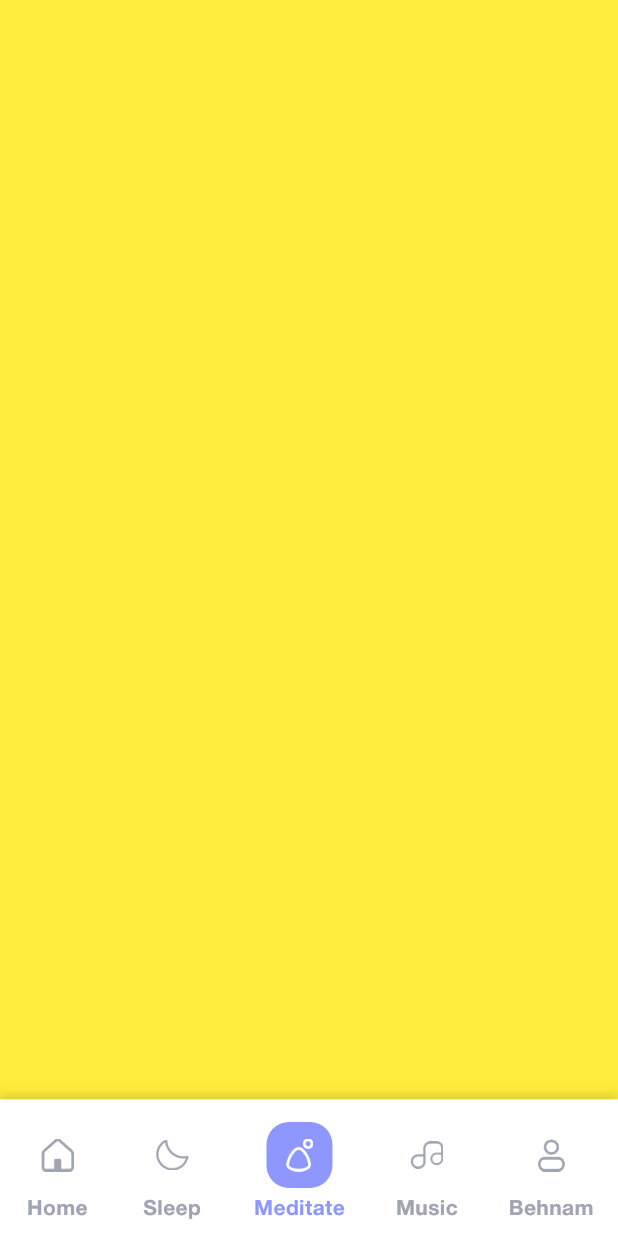
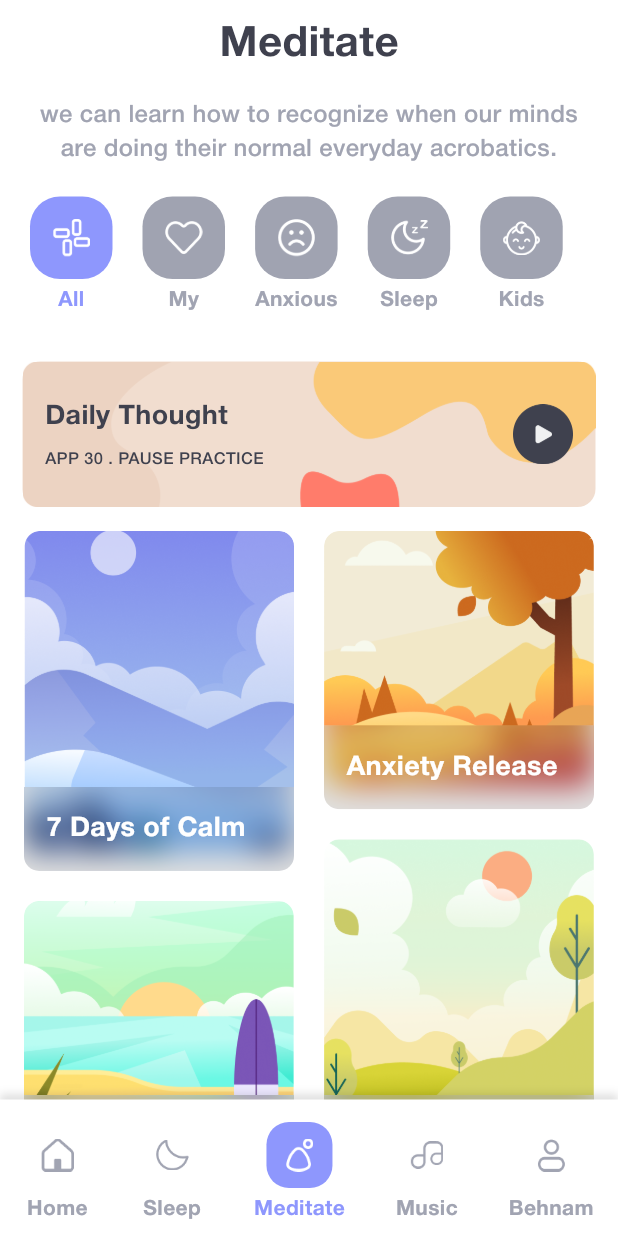
Before and after one commit to soltani-ard/Meditation-UI, a Flutter app: the MainTabViewScreen screen opened directly, item 3 of the bottom bar chosen, on a phone screen of 412 x 824 dp. Run offline on Flutter 3.47's test engine with Material 3 defaults, Android fonts, the phone set to English and light mode, and no system bars; our stand-ins replace flutter_svg.

Commit message:
Meditate Tab Screen UI Designed

```diff
--- a/lib/screens/main_tab_view/main_tab_view_screen.dart
+++ b/lib/screens/main_tab_view/main_tab_view_screen.dart
@@ -1,6 +1,7 @@
 import 'package:flutter/material.dart';
 import 'package:meditation_ui/common/widgets/tab_button.dart';
 import 'package:meditation_ui/screens/home/home_screen.dart';
+import 'package:meditation_ui/screens/meditate/meditate_screen.dart';
 import 'package:meditation_ui/utils/constants/image_strings.dart';
 import 'package:meditation_ui/utils/constants/strings.dart';
 
@@ -43,9 +44,7 @@ class _MainTabViewScreenState extends State<MainTabViewScreen>
           Container(
             color: Colors.greenAccent,
           ),
-          Container(
-            color: Colors.yellow,
-          ),
+          const MeditateScreen(),
           Container(
             color: Colors.red,
           ),
--- /dev/null
+++ b/lib/screens/meditate/meditate_screen.dart
@@ -0,0 +1,269 @@
+import 'dart:ui';
+
+import 'package:flutter/material.dart';
+import 'package:flutter_staggered_grid_view/flutter_staggered_grid_view.dart';
+import 'package:meditation_ui/screens/home/reminders_screen.dart';
+import 'package:meditation_ui/utils/constants/colors.dart';
+import 'package:meditation_ui/utils/constants/image_strings.dart';
+import 'package:meditation_ui/utils/constants/strings.dart';
+import 'package:meditation_ui/utils/extensions/extensions.dart';
+
+class MeditateScreen extends StatefulWidget {
+  const MeditateScreen({super.key});
+
+  @override
+  State<MeditateScreen> createState() => _MeditateScreenState();
+}
+
+class _MeditateScreenState extends State<MeditateScreen> {
+  int selectedIndex = 0;
+  List catArr = [
+    {"icon": TImages.meditationAllIcon, "title": "All"},
+    {"icon": TImages.meditationFavIcon, "title": "My"},
+    {"icon": TImages.meditationAnxiousIcon, "title": "Anxious"},
+    {"icon": TImages.meditationSleepBtn, "title": "Sleep"},
+    {"icon": TImages.meditationKidsIcon, "title": "Kids"},
+  ];
+
+  List dataArr = [
+    {
+      "image": TImages.meditation1,
+      "title": "7 Days of Calm",
+    },
+    {
+      "image": TImages.meditation2,
+      "title": "Anxiety Release",
+    },
+    {"image": TImages.meditation4, "title": "Reduce Anxiety"},
+    {
+      "image": TImages.meditation3,
+      "title": "Happiness",
+    }
+  ];
+
+  @override
+  Widget build(BuildContext context) {
+    return Scaffold(
+      body: SingleChildScrollView(
+          child: Column(
+        children: [
+          SafeArea(
+            bottom: false,
+            child: Padding(
+              padding: const EdgeInsets.symmetric(horizontal: 20, vertical: 10),
+              child: Column(
+                crossAxisAlignment: CrossAxisAlignment.center,
+                children: [
+                  Text(
+                    TTexts.meditate,
+                    style: TextStyle(
+                      color: TColors.primaryText,
+                      fontSize: 28,
+                      fontWeight: FontWeight.w700,
+                    ),
+                  ),
+                  const SizedBox(
+                    height: 15,
+                  ),
+                  Text(
+                    TTexts.meditateSubTitle,
+                    textAlign: TextAlign.center,
+                    style: TextStyle(
+                      color: TColors.secondaryText,
+                      fontSize: 16,
+                    ),
+                  ),
+                ],
+              ),
+            ),
+          ),
+          SizedBox(
+            height: 120,
+            child: ListView.separated(
+              scrollDirection: Axis.horizontal,
+              itemCount: catArr.length,
+              padding: const EdgeInsets.symmetric(horizontal: 20, vertical: 10),
+              itemBuilder: (context, index) {
+                var cObj = catArr[index];
+                return InkWell(
+                  onTap: () {
+                    selectedIndex = index;
+                    setState(() {});
+                  },
+                  child: Column(
+                    children: [
+                      Container(
+                        width: 55,
+                        height: 55,
+                        decoration: BoxDecoration(
+                            color: selectedIndex == index
+                                ? TColors.primary
+                                : const Color(0xffA0A3B1),
+                            borderRadius: BorderRadius.circular(20)),
+                        alignment: Alignment.center,
+                        child: Image.asset(
+                          cObj['icon'],
+                          width: 25,
+                          height: 25,
+                          color: Colors.white,
+                        ),
+                      ),
+                      const SizedBox(
+                        height: 4,
+                      ),
+                      Text(
+                        cObj["title"],
+                        style: TextStyle(
+                          color: selectedIndex == index
+                              ? TColors.primary
+                              : TColors.secondaryText,
+                          fontSize: 14,
+                          fontWeight: FontWeight.w600,
+                        ),
+                      )
+                    ],
+                  ),
+                );
+              },
+              separatorBuilder: (context, index) => const SizedBox(
+                width: 20,
+              ),
+            ),
+          ),
+          Container(
+            margin: const EdgeInsets.symmetric(horizontal: 15),
+            width: double.maxFinite,
+            decoration: BoxDecoration(
+              color: const Color(0xffF1DDCF),
+              borderRadius: BorderRadius.circular(12),
+            ),
+            child: Stack(
+              alignment: Alignment.center,
+              children: [
+                Image.asset(
+                  TImages.meditationDailyCalmIcon,
+                  width: double.maxFinite,
+                  fit: BoxFit.fitWidth,
+                ),
+                Padding(
+                  padding:
+                      const EdgeInsets.symmetric(horizontal: 15, vertical: 15),
+                  child: Row(
+                    children: [
+                      Expanded(
+                          child: Column(
+                        mainAxisAlignment: MainAxisAlignment.center,
+                        crossAxisAlignment: CrossAxisAlignment.start,
+                        children: [
+                          Text(
+                            "Daily Thought",
+                            style: TextStyle(
+                              color: TColors.primaryText,
+                              fontSize: 18,
+                              fontWeight: FontWeight.w700,
+                            ),
+                          ),
+                          const SizedBox(
+                            height: 8,
+                          ),
+                          Text(
+                            "APP 30 . PAUSE PRACTICE",
+                            style: TextStyle(
+                              color: TColors.primaryText,
+                              fontSize: 11,
+                            ),
+                          ),
+                        ],
+                      )),
+                      InkWell(
+                        onTap: () {},
+                        child: Image.asset(
+                          TImages.meditationPlayBlackIcon,
+                          width: 40,
+                          height: 40,
+                        ),
+                      )
+                    ],
+                  ),
+                )
+              ],
+            ),
+          ),
+          MasonryGridView.count(
+            physics: const NeverScrollableScrollPhysics(),
+            shrinkWrap: true,
+            padding: const EdgeInsets.symmetric(vertical: 12, horizontal: 12),
+            crossAxisCount: 2,
+            mainAxisSpacing: 12,
+            crossAxisSpacing: 12,
+            itemCount: dataArr.length,
+            itemBuilder: (context, index) {
+              var height = index % 4 == 0 || index % 4 == 2
+                  ? context.width * 0.55
+                  : context.width * 0.45;
+              var cObj = dataArr[index];
+              return InkWell(
+                onTap: () {
+                  context.push(const RemindersScreen());
+                },
+                child: Container(
+                  height: height,
+                  alignment: Alignment.center,
+                  margin: const EdgeInsets.all(4),
+                  decoration: BoxDecoration(
+                      color: Colors.white,
+                      borderRadius: BorderRadius.circular(10)),
+                  child: Stack(
+                    alignment: Alignment.topCenter,
+                    children: [
+                      ClipRRect(
+                        borderRadius: const BorderRadius.only(
+                          topLeft: Radius.circular(10),
+                          topRight: Radius.circular(10),
+                        ),
+                        child: Image.asset(
+                          cObj["image"],
+                          width: double.maxFinite,
+                          fit: BoxFit.fitWidth,
+                        ),
+                      ),
+                      Column(
+                        mainAxisAlignment: MainAxisAlignment.end,
+                        mainAxisSize: MainAxisSize.max,
+                        crossAxisAlignment: CrossAxisAlignment.start,
+                        children: [
+                          ClipRRect(
+                            borderRadius: const BorderRadius.only(
+                              bottomLeft: Radius.circular(10),
+                              bottomRight: Radius.circular(10),
+                            ),
+                            child: BackdropFilter(
+                              filter: ImageFilter.blur(sigmaX: 10, sigmaY: 10),
+                              child: Container(
+                                width: double.maxFinite,
+                                color: Colors.black12,
+                                padding: const EdgeInsets.all(15),
+                                child: Text(
+                                  cObj["title"],
+                                  maxLines: 2,
+                                  style: const TextStyle(
+                                      color: Colors.white,
+                                      fontSize: 18,
+                                      fontWeight: FontWeight.w700),
+                                ),
+                              ),
+                            ),
+                          ),
+                        ],
+                      )
+                    ],
+                  ),
+                ),
+              );
+            },
+          )
+        ],
+      )),
+    );
+  }
+}
--- a/lib/utils/constants/image_strings.dart
+++ b/lib/utils/constants/image_strings.dart
@@ -52,4 +52,21 @@ class TImages {
   static const String courseDetailTop =
       "assets/images/course_detail/detail_top.png";
   static const String backWhite = "assets/images/course_detail/back_white.png";
+
+  // -------------------- Meditation -------------------------
+  static const String meditationAllIcon = "assets/images/meditate/all.png";
+  static const String meditationAnxiousIcon =
+      "assets/images/meditate/anxious.png";
+  static const String meditationDailyCalmIcon =
+      "assets/images/meditate/dailyCalm.png";
+  static const String meditationFavIcon = "assets/images/meditate/fav_m.png";
+  static const String meditationKidsIcon = "assets/images/meditate/kids.png";
+  static const String meditation1 = "assets/images/meditate/m1.png";
+  static const String meditation2 = "assets/images/meditate/m2.png";
+  static const String meditation3 = "assets/images/meditate/m3.png";
+  static const String meditation4 = "assets/images/meditate/m4.png";
+  static const String meditationPlayBlackIcon =
+      "assets/images/meditate/play_black.png";
+  static const String meditationSleepBtn =
+      "assets/images/meditate/sleep_btn.png";
 }
--- a/lib/utils/constants/strings.dart
+++ b/lib/utils/constants/strings.dart
@@ -65,5 +65,11 @@ class TTexts {
   // ------------------ Course Detail Screen -------------------
   static const String goodMorning = 'Good Morning';
   static const String course = 'COURSE';
-  static const String courseSubTitle = 'Ease the mind into a restful night’s sleep  with these deep, ambient tones.';
+  static const String courseSubTitle =
+      'Ease the mind into a restful night’s sleep  with these deep, ambient tones.';
+
+  // ------------------- Meditate Screen -------------------
+  static const String meditate = 'Meditate';
+  static const String meditateSubTitle =
+      'we can learn how to recognize when our minds are doing their normal everyday acrobatics.';
 }
--- a/pubspec.yaml
+++ b/pubspec.yaml
@@ -72,6 +72,7 @@ flutter:
     - assets/images/home/
     - assets/images/main_tab_view/
     - assets/images/course_detail/
+    - assets/images/meditate/
 
   # An image asset can refer to one or more resolution-specific "variants", see
   # https://flutter.dev/assets-and-images/#resolution-aware
```
Also changed, not shown: lib/screens/home/home_screen.dart (+33 -13 lines), assets/images/meditate/all.png (added), assets/images/meditate/anxious.png (added), assets/images/meditate/dailyCalm.png (added), assets/images/meditate/fav_m.png (added), assets/images/meditate/kids.png (added), assets/images/meditate/m1.png (added), assets/images/meditate/m2.png (added), assets/images/meditate/m3.png (added), assets/images/meditate/m4.png (added), assets/images/meditate/play_black.png (added), assets/images/meditate/sleep_btn.png (added).
